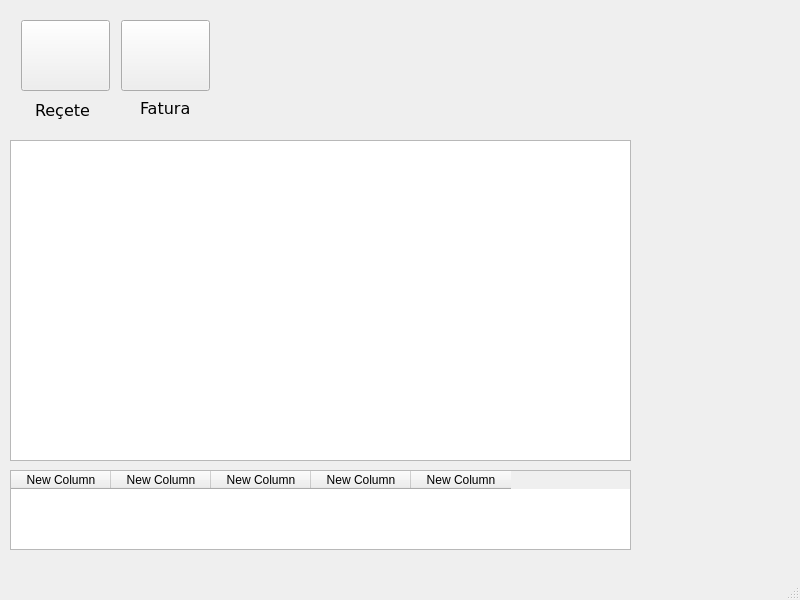
Old version of the form mdb/mainwindow.ui in the repository nerdogan/nenra.
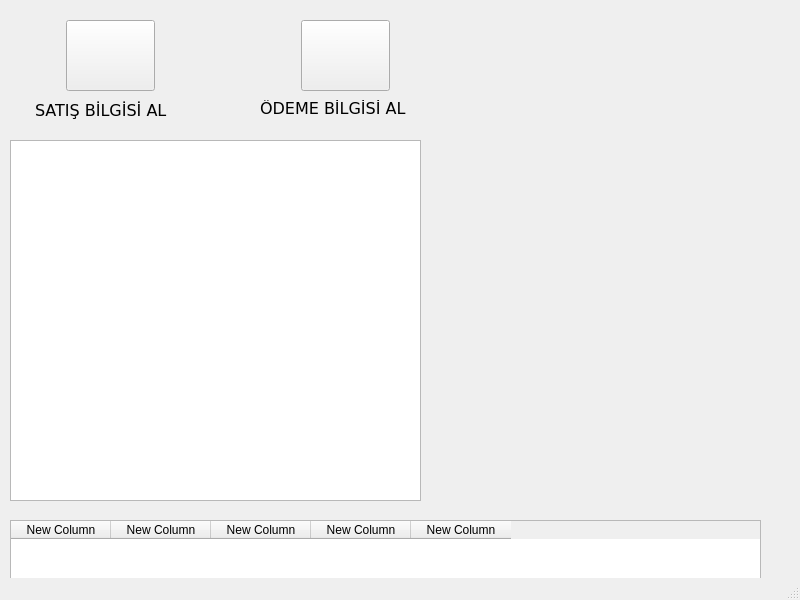
New version of the form.

Commit message: ödeme bilgileri mdb den otomatik alınıyor

Patch:
```diff
--- a/mdb/mainwindow.ui
+++ b/mdb/mainwindow.ui
@@ -18,9 +18,9 @@
     <property name="geometry">
      <rect>
       <x>10</x>
-      <y>470</y>
-      <width>621</width>
-      <height>80</height>
+      <y>520</y>
+      <width>751</width>
+      <height>63</height>
      </rect>
     </property>
     <layout class="QVBoxLayout" name="verticalLayout">
@@ -60,8 +60,8 @@
      <rect>
       <x>10</x>
       <y>140</y>
-      <width>621</width>
-      <height>321</height>
+      <width>411</width>
+      <height>361</height>
      </rect>
     </property>
     <layout class="QVBoxLayout" name="verticalLayout_2">
@@ -79,7 +79,7 @@
      <rect>
       <x>20</x>
       <y>20</y>
-      <width>91</width>
+      <width>181</width>
       <height>71</height>
      </rect>
     </property>
@@ -110,9 +110,9 @@
    <widget class="QWidget" name="horizontalLayoutWidget_2">
     <property name="geometry">
      <rect>
-      <x>120</x>
+      <x>270</x>
       <y>20</y>
-      <width>91</width>
+      <width>151</width>
       <height>71</height>
      </rect>
     </property>
@@ -167,7 +167,7 @@
      <rect>
       <x>35</x>
       <y>100</y>
-      <width>61</width>
+      <width>161</width>
       <height>20</height>
      </rect>
     </property>
@@ -178,15 +178,15 @@
      </font>
     </property>
     <property name="text">
-     <string>Reçete</string>
+     <string>SATIŞ BİLGİSİ AL</string>
     </property>
    </widget>
    <widget class="QLabel" name="label_2">
     <property name="geometry">
      <rect>
-      <x>140</x>
+      <x>260</x>
       <y>100</y>
-      <width>61</width>
+      <width>171</width>
       <height>16</height>
      </rect>
     </property>
@@ -197,7 +197,7 @@
      </font>
     </property>
     <property name="text">
-     <string>Fatura</string>
+     <string>ÖDEME BİLGİSİ AL</string>
     </property>
    </widget>
   </widget>
```
Left out of the diff: 2 changed lines with no effect on the pictures. The commit also changes 10 other files.
